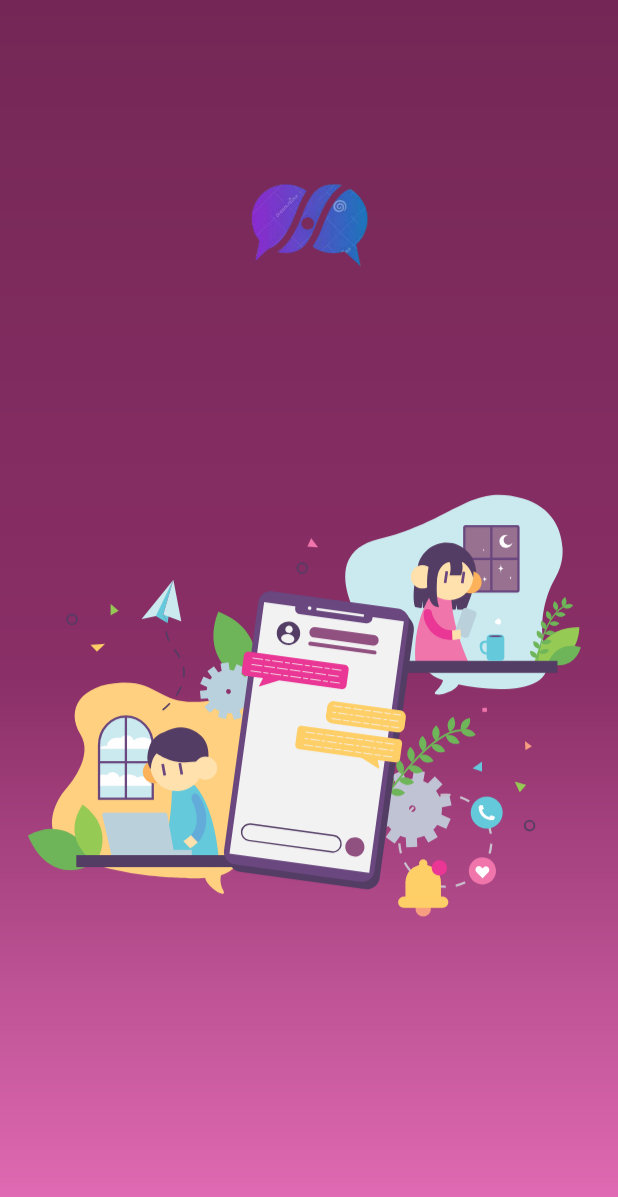
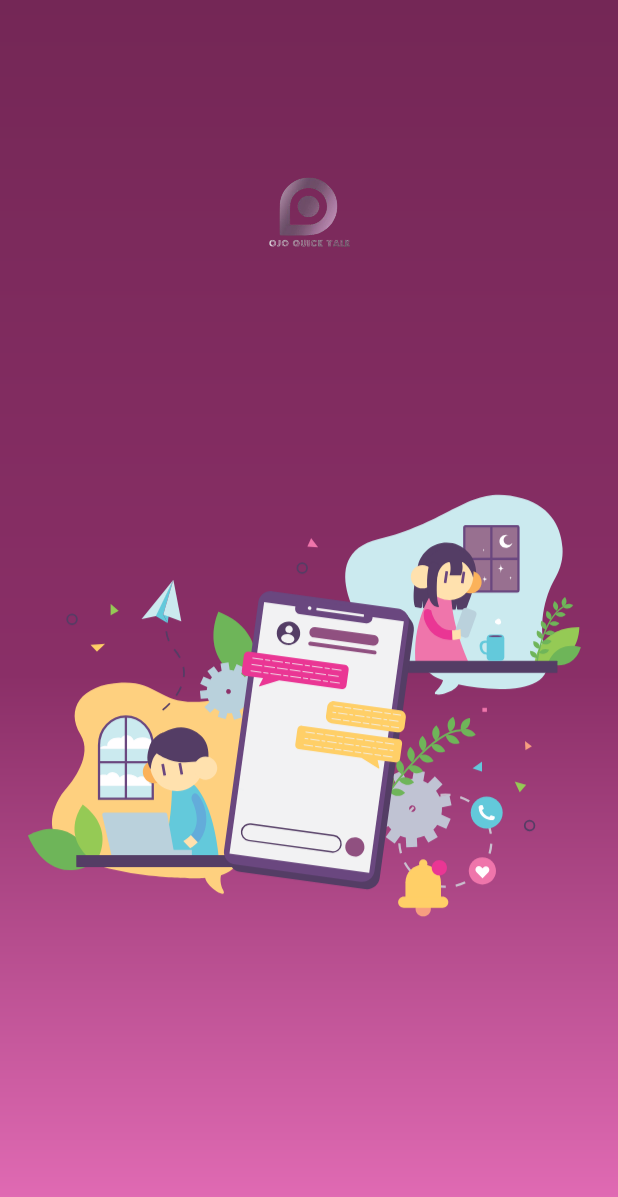
Before and after one commit to tasnia-shahrin/OJO-QUICKTALK, an Android app: the SplashActivity screen opened directly, with no data from a screen before it, on a phone screen of 412 x 824 dp. Shown: the top 1197 px of the screen. Run offline under Robolectric (Android 15) with nearby library versions, the phone set to English and light mode, and no system bars.

Commit message:
Initial Commit

```diff
--- a/OJOQuickTalk/app/src/main/java/com/example/ojoquicktalk/IdeaActivity.java
+++ b/OJOQuickTalk/app/src/main/java/com/example/ojoquicktalk/IdeaActivity.java
@@ -1,5 +1,4 @@
 package com.example.ojoquicktalk;
-
 
 import android.annotation.SuppressLint;
 import android.content.Intent;
@@ -77,8 +76,9 @@ public class IdeaActivity extends AppCompatActivity {
             dots[i].setText(Html.fromHtml("&#8226"));
             dots[i].setTextSize(35);
             if (Build.VERSION.SDK_INT >= Build.VERSION_CODES.M) {
-                dots[i].setTextColor(getResources().getColor(R.color.colorAccent,getApplication().getTheme()));
+                dots[i].setTextColor(getResources().getColor(R.color.colorAccent, getApplication().getTheme()));
             }
+            mDotLayout.addView(dots[i]);
         }
         if (Build.VERSION.SDK_INT >= Build.VERSION_CODES.M) {
             dots[position].setTextColor(getResources().getColor(R.color.lavender0, getApplication().getTheme()));
--- a/OJOQuickTalk/app/src/main/java/com/example/ojoquicktalk/ViewPagerAdapter.java
+++ b/OJOQuickTalk/app/src/main/java/com/example/ojoquicktalk/ViewPagerAdapter.java
@@ -1,4 +1,5 @@
 package com.example.ojoquicktalk;
+
 
 import android.content.Context;
 import android.view.LayoutInflater;
--- a/OJOQuickTalk/app/src/main/res/layout/activity_idea.xml
+++ b/OJOQuickTalk/app/src/main/res/layout/activity_idea.xml
@@ -58,8 +58,6 @@
         app:layout_constraintEnd_toEndOf="parent"
         app:layout_constraintStart_toStartOf="@+id/slideViewPager">
 
-
-
     </LinearLayout>
 
 </androidx.constraintlayout.widget.ConstraintLayout>
--- a/OJOQuickTalk/app/src/main/res/layout/activity_share.xml
+++ b/OJOQuickTalk/app/src/main/res/layout/activity_share.xml
@@ -9,6 +9,7 @@
     android:fitsSystemWindows="true"
     tools:layout_editor_absoluteX="-314dp"
     tools:layout_editor_absoluteY="-6dp"
+    android:background="@drawable/bar"
     tools:openDrawer="start">
 
 
--- a/OJOQuickTalk/app/src/main/res/layout/activity_splash.xml
+++ b/OJOQuickTalk/app/src/main/res/layout/activity_splash.xml
@@ -24,7 +24,7 @@
         android:id="@+id/logo"
         android:layout_width="150dp"
         android:layout_height="132dp"
-        android:src="@drawable/slogo"
+        android:src="@drawable/logo"
         app:layout_constraintBottom_toBottomOf="parent"
         app:layout_constraintEnd_toEndOf="parent"
         app:layout_constraintHorizontal_bias="0.498"
--- a/OJOQuickTalk/app/src/main/res/values/strings.xml
+++ b/OJOQuickTalk/app/src/main/res/values/strings.xml
@@ -1,5 +1,5 @@
 <resources>
-    <string name="app_name">OJO QuickTalk</string>
+    <string name="app_name">OJO</string>
     <!-- TODO: Remove or change this placeholder text -->
     <string name="hello_blank_fragment">Hello blank fragment</string>
     <string name="title_activity_login">LoginActivity</string>
```
Also changed, not shown: OJOQuickTalk/app/src/main/res/layout/slider_layout.xml (+5 -6 lines), OJOQuickTalk/app/src/main/res/drawable/logo.png (added).
